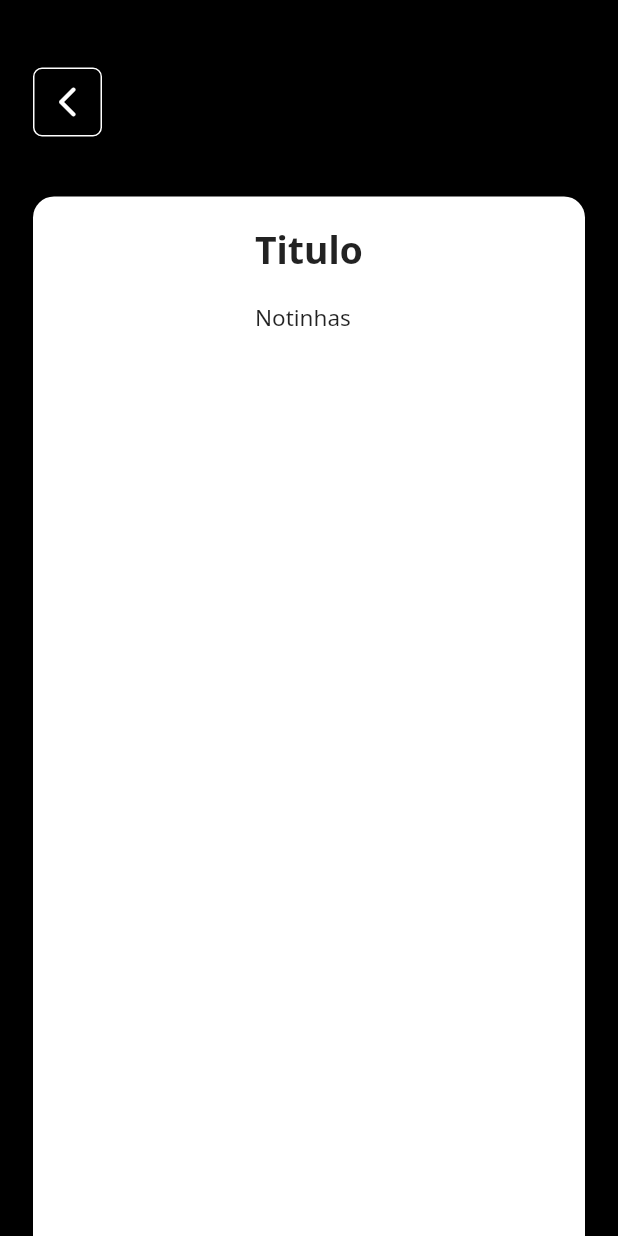
After one commit to Franciscof11/Simple_Notes, a Flutter app: the NotePage screen opened by its route, on a phone screen of 412 x 824 dp. The commit adds this screen. Run offline on Flutter 3.47's test engine with Material 2 defaults, Android fonts, the phone set to English and light mode, and no system bars; our stand-ins replace another_flushbar, cloud_firestore, firebase_core, go_router, google_fonts, page_transition; missing offline and left inert: expandable_menu; accounts and stored records are empty; generated files the repository leaves out were written again.

Commit message:
feat: note page started

```diff
--- a/lib/controller/notes_firestore_service.dart
+++ b/lib/controller/notes_firestore_service.dart
@@ -60,7 +60,7 @@ class NotesFirestoreService {
         );
   }
 
-  // READ NOTES
+  // READ ALL NOTES
   Stream<List<Note>> readNotes() {
     return notesDb.orderBy('timestamp', descending: true).snapshots().map(
           (snapshot) => snapshot.docs
--- a/lib/utils/routes.dart
+++ b/lib/utils/routes.dart
@@ -1,6 +1,7 @@
 import 'package:go_router/go_router.dart';
 
 import '../view/pages/home_page/home_page.dart';
+import '../view/pages/note_page.dart/note_page.dart';
 
 final routes = GoRouter(
   initialLocation: '/HomePage',
@@ -9,5 +10,9 @@ final routes = GoRouter(
       path: '/HomePage',
       builder: (context, state) => HomePage(),
     ),
+    GoRoute(
+      path: '/NotePage',
+      builder: (context, state) => const NotePage(),
+    ),
   ],
 );
--- a/lib/view/pages/home_page/home_page.dart
+++ b/lib/view/pages/home_page/home_page.dart
@@ -18,7 +18,7 @@ class HomePage extends StatelessWidget {
         child: SingleChildScrollView(
           child: Column(
             children: [
-              const SizedBox(height: 40),
+              const SizedBox(height: 45),
               //
               // App Bar
               //
--- a/lib/view/pages/home_page/widgets/note_card.dart
+++ b/lib/view/pages/home_page/widgets/note_card.dart
@@ -1,5 +1,7 @@
 import 'package:flutter/material.dart';
 import 'package:google_fonts/google_fonts.dart';
+import 'package:page_transition/page_transition.dart';
+import 'package:simple_notes/view/pages/note_page.dart/note_page.dart';
 
 import 'expansive_button.dart';
 
@@ -19,7 +21,13 @@ class NoteCard extends StatelessWidget {
     return Padding(
       padding: const EdgeInsets.only(bottom: 30),
       child: GestureDetector(
-        onLongPress: () => print('rapa'),
+        onTap: () => Navigator.push(
+          context,
+          PageTransition(
+            type: PageTransitionType.rightToLeftWithFade,
+            child: const NotePage(),
+          ),
+        ), //
         child: Container(
           decoration: BoxDecoration(
             borderRadius: BorderRadius.circular(10),
--- /dev/null
+++ b/lib/view/pages/note_page.dart/note_page.dart
@@ -0,0 +1,87 @@
+import 'package:flutter/material.dart';
+import 'package:go_router/go_router.dart';
+import 'package:google_fonts/google_fonts.dart';
+
+class NotePage extends StatefulWidget {
+  const NotePage({super.key});
+
+  @override
+  State<NotePage> createState() => _NotePageState();
+}
+
+class _NotePageState extends State<NotePage> {
+  @override
+  Widget build(BuildContext context) {
+    return Scaffold(
+      backgroundColor: Colors.black,
+      body: SingleChildScrollView(
+        physics: const BouncingScrollPhysics(),
+        child: Column(
+          crossAxisAlignment: CrossAxisAlignment.start,
+          children: [
+            Padding(
+              padding: const EdgeInsets.only(right: 8, top: 45, left: 22),
+              child: GestureDetector(
+                onTap: () => context.pop(),
+                child: Container(
+                  padding: const EdgeInsets.all(10),
+                  decoration: BoxDecoration(
+                      borderRadius: BorderRadius.circular(6),
+                      border: Border.all(
+                        color: Colors.white,
+                      )),
+                  child: const Icon(
+                    Icons.arrow_back_ios_new_rounded,
+                    color: Colors.white,
+                  ),
+                ),
+              ),
+            ),
+            Padding(
+              padding: const EdgeInsets.only(
+                  bottom: 30, left: 22, right: 22, top: 40),
+              child: Container(
+                decoration: BoxDecoration(
+                  color: Colors.white,
+                  borderRadius: BorderRadius.circular(14),
+                ),
+                width: MediaQuery.of(context).size.width,
+                height: MediaQuery.of(context).size.height,
+                child: Column(
+                  children: [
+                    Padding(
+                      padding: const EdgeInsets.symmetric(horizontal: 22),
+                      child: Column(
+                        crossAxisAlignment: CrossAxisAlignment.start,
+                        children: [
+                          const SizedBox(height: 18),
+                          Text(
+                            'Titulo',
+                            style: GoogleFonts.notoSans(
+                              fontSize: 25,
+                              fontWeight: FontWeight.bold,
+                            ),
+                          ),
+                          const SizedBox(height: 18),
+                          Text(
+                            'Notinhas',
+                            textAlign: TextAlign.justify,
+                            style: GoogleFonts.notoSans(
+                              fontSize: 15,
+                              fontWeight: FontWeight.w400,
+                            ),
+                          ),
+                          const SizedBox(height: 15),
+                        ],
+                      ),
+                    ),
+                  ],
+                ),
+              ),
+            ),
+          ],
+        ),
+      ),
+    );
+  }
+}
--- a/pubspec.yaml
+++ b/pubspec.yaml
@@ -15,6 +15,7 @@ dependencies:
     sdk: flutter
   go_router: ^11.1.4
   google_fonts: ^6.1.0
+  page_transition: ^2.1.0
 
 dev_dependencies:
   flutter_lints: ^2.0.0
```
Also changed, not shown: pubspec.lock.
